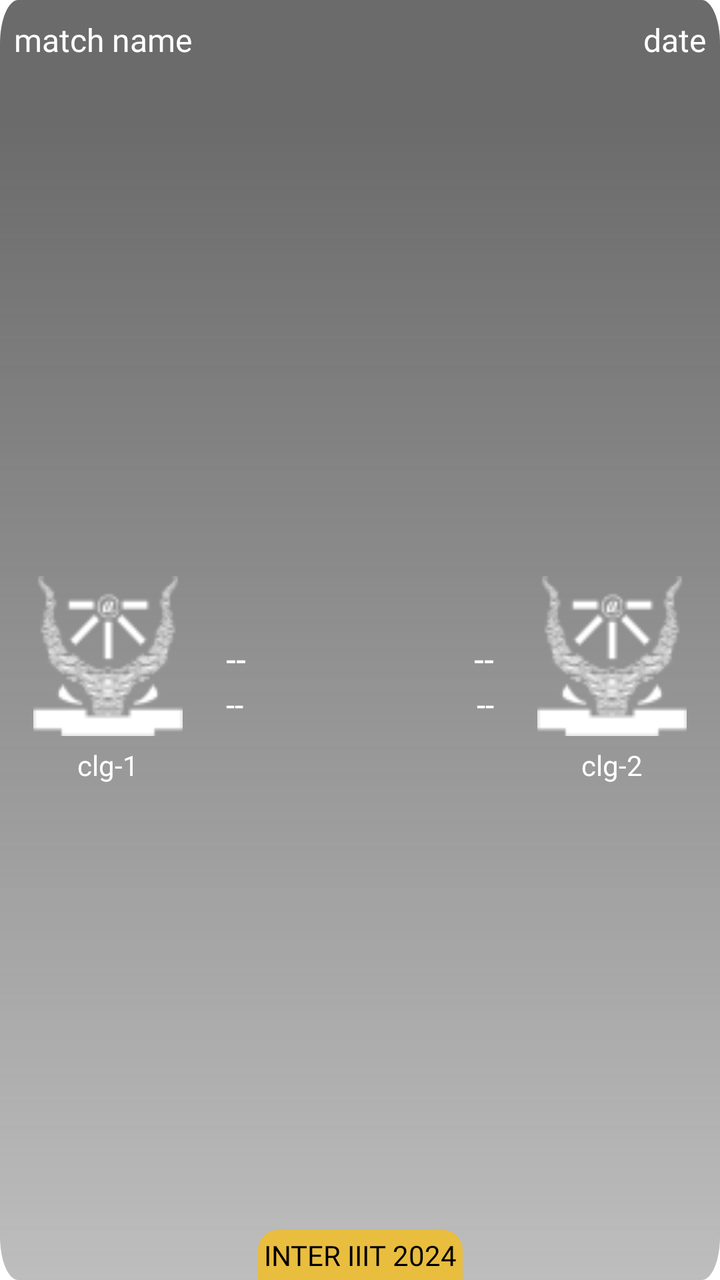
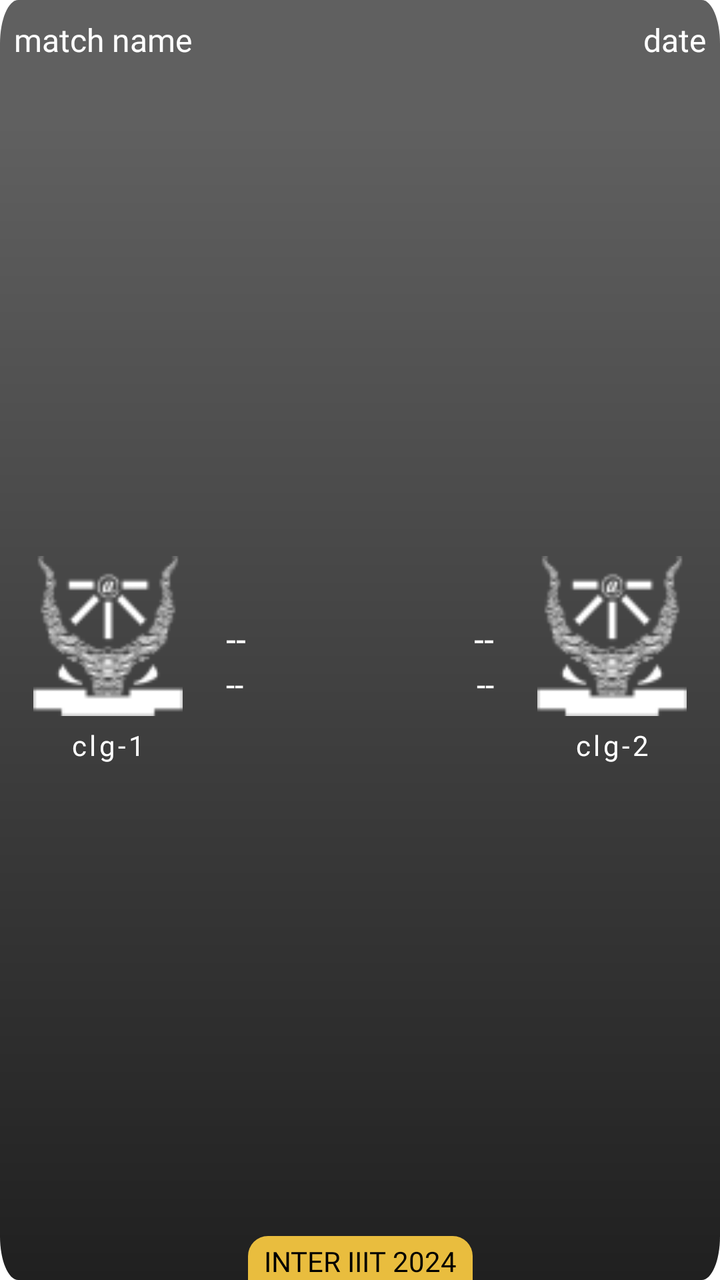

Screens rendered from an Android XML layout before and after an edit, with the pre-edit source and the edit as a unified diff.
<!-- AndroidManifest.xml: application theme Theme.NavigationDrawer -->
<!-- res/layout/layout_cricket.xml -->
<?xml version="1.0" encoding="utf-8"?>
<androidx.constraintlayout.widget.ConstraintLayout xmlns:android="http://schemas.android.com/apk/res/android"
    xmlns:app="http://schemas.android.com/apk/res-auto"
    android:layout_width="match_parent"
    android:layout_height="200dp"
    android:layout_marginHorizontal="10dp"
    android:layout_marginVertical="10dp"
    android:background="@drawable/fade3">

    <LinearLayout
        android:id="@+id/lay1"
        android:layout_width="match_parent"
        android:layout_height="40dp"
        android:orientation="horizontal"
        android:padding="5dp"
        android:weightSum="1"
        app:layout_constraintEnd_toEndOf="parent"
        app:layout_constraintStart_toStartOf="parent"
        app:layout_constraintTop_toTopOf="parent">

        <TextView
            android:id="@+id/matchName"
            android:layout_width="0dp"
            android:layout_height="40dp"
            android:layout_gravity="center_vertical"
            android:layout_weight="0.7"
            android:fontFamily="@font/poppins_semibold"
            android:gravity="center_vertical|start"
            android:hint="match name"
            android:paddingHorizontal="2dp"
            android:textAllCaps="true"
            android:textColor="#E9E9E9"
            android:textColorHint="@color/white"
            android:textSize="16sp" />

        <TextView
            android:id="@+id/date"
            android:layout_width="0dp"
            android:layout_height="40dp"
            android:layout_gravity="center_vertical"
            android:layout_weight="0.3"
            android:fontFamily="@font/poppins_semibold"
            android:gravity="center_vertical|end"
            android:paddingHorizontal="2dp"
            android:hint="date"
            android:textColor="#E9E9E9"
            android:textColorHint="@color/white"
            android:textSize="16sp" />
    </LinearLayout>

    <LinearLayout
        android:layout_width="match_parent"
        android:layout_height="wrap_content"
        android:layout_marginTop="45dp"
        android:orientation="vertical"
        android:visibility="gone">

        <TextView
            android:id="@+id/time"
            android:layout_width="match_parent"
            android:layout_height="wrap_content"
            android:fontFamily="@font/poppins_medium"
            android:gravity="center"
            android:hint="time"
            android:textColor="@color/white"
            android:textColorHint="@color/white"
            android:textSize="16sp" />
    </LinearLayout>

    <LinearLayout
        android:layout_width="match_parent"
        android:layout_height="0dp"
        android:orientation="horizontal"
        android:weightSum="1"
        app:layout_constraintBottom_toBottomOf="parent"
        app:layout_constraintEnd_toEndOf="parent"
        app:layout_constraintStart_toStartOf="parent"
        app:layout_constraintTop_toBottomOf="@id/lay1">

        <LinearLayout
            android:layout_width="0dp"
            android:layout_height="wrap_content"
            android:layout_gravity="center_vertical"
            android:layout_weight="0.3"
            android:orientation="vertical">

            <ImageView
                android:id="@+id/clgImg1"
                android:layout_width="match_parent"
                android:layout_height="80dp"
                android:scaleType="fitCenter"
                android:src="@drawable/iiita" />

            <TextView
                android:id="@+id/clgName1"
                android:layout_width="match_parent"
                android:layout_height="wrap_content"
                android:layout_marginTop="5dp"
                android:gravity="center"
                android:hint="clg-1"
                android:textAllCaps="true"
                android:textColor="@color/white"
                android:textColorHint="@color/white"
                android:fontFamily="@font/poppins_medium" />
        </LinearLayout>

        <RelativeLayout
            android:layout_width="0dp"
            android:layout_height="wrap_content"
            android:layout_gravity="center_vertical"
            android:layout_weight="0.4"
            android:padding="5dp">

            <TextView
                android:id="@+id/poi1"
                android:layout_width="wrap_content"
                android:layout_height="wrap_content"
                android:layout_alignParentStart="true"
                android:fontFamily="@font/poppins_semibold"
                android:gravity="start"
                android:hint="--"
                android:textColor="@color/white"
                android:textColorHint="@color/white"
                android:textSize="18sp" />

            <TextView
                android:id="@+id/poi2"
                android:layout_width="wrap_content"
                android:layout_height="wrap_content"
                android:layout_alignParentEnd="true"
                android:layout_gravity="end"
                android:fontFamily="@font/poppins_semibold"
                android:hint="--"
                android:textColor="@color/white"
                android:textColorHint="@color/white"
                android:textSize="18sp" />

            <TextView
                android:id="@+id/ov1"
                android:layout_width="wrap_content"
                android:layout_height="wrap_content"
                android:layout_below="@id/poi1"
                android:layout_alignParentStart="true"
                android:fontFamily="@font/poppins_medium"
                android:gravity="start"
                android:hint="--"
                android:textColor="@color/white"
                android:textColorHint="@color/white"
                android:textSize="16sp" />

            <TextView
                android:id="@+id/ov2"
                android:layout_width="wrap_content"
                android:layout_height="wrap_content"
                android:layout_below="@id/poi2"
                android:layout_alignParentEnd="true"
                android:layout_gravity="end"
                android:fontFamily="@font/poppins_medium"
                android:hint="--"
                android:textColor="@color/white"
                android:textColorHint="@color/white"
                android:textSize="16sp" />
        </RelativeLayout>

        <LinearLayout
            android:layout_width="0dp"
            android:layout_height="wrap_content"
            android:layout_gravity="center_vertical"
            android:layout_weight="0.3"
            android:orientation="vertical">

            <ImageView
                android:id="@+id/clgImg2"
                android:layout_width="match_parent"
                android:layout_height="80dp"
                android:scaleType="fitCenter"
                android:src="@drawable/iiita" />

            <TextView
                android:id="@+id/clgName2"
                android:layout_width="match_parent"
                android:layout_height="wrap_content"
                android:layout_marginTop="5dp"
                android:gravity="center"
                android:hint="clg-2"
                android:textAllCaps="true"
                android:textColor="@color/white"
                android:textColorHint="@color/white"
                android:fontFamily="@font/poppins_medium" />
        </LinearLayout>
    </LinearLayout>
    <TextView
        android:layout_width="wrap_content"
        android:layout_height="wrap_content"
        app:layout_constraintStart_toStartOf="parent"
        app:layout_constraintEnd_toEndOf="parent"
        app:layout_constraintBottom_toBottomOf="parent"
        android:text="inter iiit 2024"
        android:gravity="center|bottom"
        android:padding="3dp"
        android:background="@drawable/backlesss"
        android:textColor="@color/black"
        android:fontFamily="@font/poppins_medium"
        android:textAllCaps="true"/>
</androidx.constraintlayout.widget.ConstraintLayout>
<!-- resources referenced by this layout -->
<resources>
  <color name="black">#FF000000</color>
  <color name="white">#FFFFFFFF</color>
  <!-- drawable backlesss (drawable) -->
  <?xml version="1.0" encoding="utf-8"?>
  <shape xmlns:android="http://schemas.android.com/apk/res/android">
      <solid android:color="#E9BD3E" /> 
  
      <corners
          android:topLeftRadius="10dp"
          android:topRightRadius="10dp" />
  </shape>
  <!-- drawable fade3 (drawable) -->
  <vector xmlns:android="http://schemas.android.com/apk/res/android"
      xmlns:aapt="http://schemas.android.com/aapt"
      android:width="400dp"
      android:height="293dp"
      android:viewportWidth="393"
      android:viewportHeight="293">
  
      <path android:pathData="M10,0h373c5.523,0 10,4.477 10,10v273c0,5.523 -4.477,10 -10,10h-373c-5.523,0 -10,-4.477 -10,-10v-273c0,-5.523 4.477,-10 10,-10Z">
          <aapt:attr name="android:fillColor">
              <gradient
                  android:endX="197"
                  android:endY="27.9"
                  android:startX="197"
                  android:startY="293"
                  android:type="linear">
                  <item
                      android:color="#665B5B5B"
                      android:offset="0" />
                  <item
                      android:color="#E65B5B5B"
                      android:offset="1" />
              </gradient>
          </aapt:attr>
      </path>
  </vector>
  <!-- drawable iiita: png bitmap (drawable, 3166 bytes) -->
  <style name="Theme.NavigationDrawer" parent="Theme.MaterialComponents.DayNight.NoActionBar">
          
          <item name="colorPrimary">#FFECA1</item>
          
      </style>
</resources>

<!-- the commit's change to res/layout/layout_cricket.xml (unified diff, before → after) -->
@@ -41,8 +41,8 @@
             android:layout_weight="0.3"
             android:fontFamily="@font/poppins_semibold"
             android:gravity="center_vertical|end"
+            android:hint="date"
             android:paddingHorizontal="2dp"
-            android:hint="date"
             android:textColor="#E9E9E9"
             android:textColorHint="@color/white"
             android:textSize="16sp" />
@@ -70,6 +70,7 @@
     <LinearLayout
         android:layout_width="match_parent"
         android:layout_height="0dp"
+        android:layout_marginTop="-20dp"
         android:orientation="horizontal"
         android:weightSum="1"
         app:layout_constraintBottom_toBottomOf="parent"
@@ -96,12 +97,13 @@
                 android:layout_width="match_parent"
                 android:layout_height="wrap_content"
                 android:layout_marginTop="5dp"
+                android:fontFamily="@font/poppins_medium"
                 android:gravity="center"
                 android:hint="clg-1"
+                android:letterSpacing="0.1"
                 android:textAllCaps="true"
                 android:textColor="@color/white"
-                android:textColorHint="@color/white"
-                android:fontFamily="@font/poppins_medium" />
+                android:textColorHint="@color/white" />
         </LinearLayout>
 
         <RelativeLayout
@@ -181,25 +183,28 @@
                 android:layout_width="match_parent"
                 android:layout_height="wrap_content"
                 android:layout_marginTop="5dp"
+                android:fontFamily="@font/poppins_medium"
                 android:gravity="center"
                 android:hint="clg-2"
+                android:letterSpacing="0.1"
                 android:textAllCaps="true"
                 android:textColor="@color/white"
-                android:textColorHint="@color/white"
-                android:fontFamily="@font/poppins_medium" />
+                android:textColorHint="@color/white" />
         </LinearLayout>
     </LinearLayout>
+
     <TextView
         android:layout_width="wrap_content"
         android:layout_height="wrap_content"
-        app:layout_constraintStart_toStartOf="parent"
+        android:background="@drawable/backlesss"
+        android:fontFamily="@font/poppins_medium"
+        android:gravity="center|bottom"
+        android:paddingHorizontal="8dp"
+        android:paddingTop="3dp"
+        android:text="inter iiit 2024"
+        android:textAllCaps="true"
+        android:textColor="@color/black"
+        app:layout_constraintBottom_toBottomOf="parent"
         app:layout_constraintEnd_toEndOf="parent"
-        app:layout_constraintBottom_toBottomOf="parent"
-        android:text="inter iiit 2024"
-        android:gravity="center|bottom"
-        android:padding="3dp"
-        android:background="@drawable/backlesss"
-        android:textColor="@color/black"
-        android:fontFamily="@font/poppins_medium"
-        android:textAllCaps="true"/>
+        app:layout_constraintStart_toStartOf="parent" />
 </androidx.constraintlayout.widget.ConstraintLayout>
<!-- resource entries referenced after the edit -->
@@ -28,10 +28,10 @@
                   android:startY="293"
                   android:type="linear">
                   <item
-                      android:color="#665B5B5B"
+                      android:color="#202020"
                       android:offset="0" />
                   <item
-                      android:color="#E65B5B5B"
+                      android:color="#606060"
                       android:offset="1" />
               </gradient>
           </aapt:attr>
